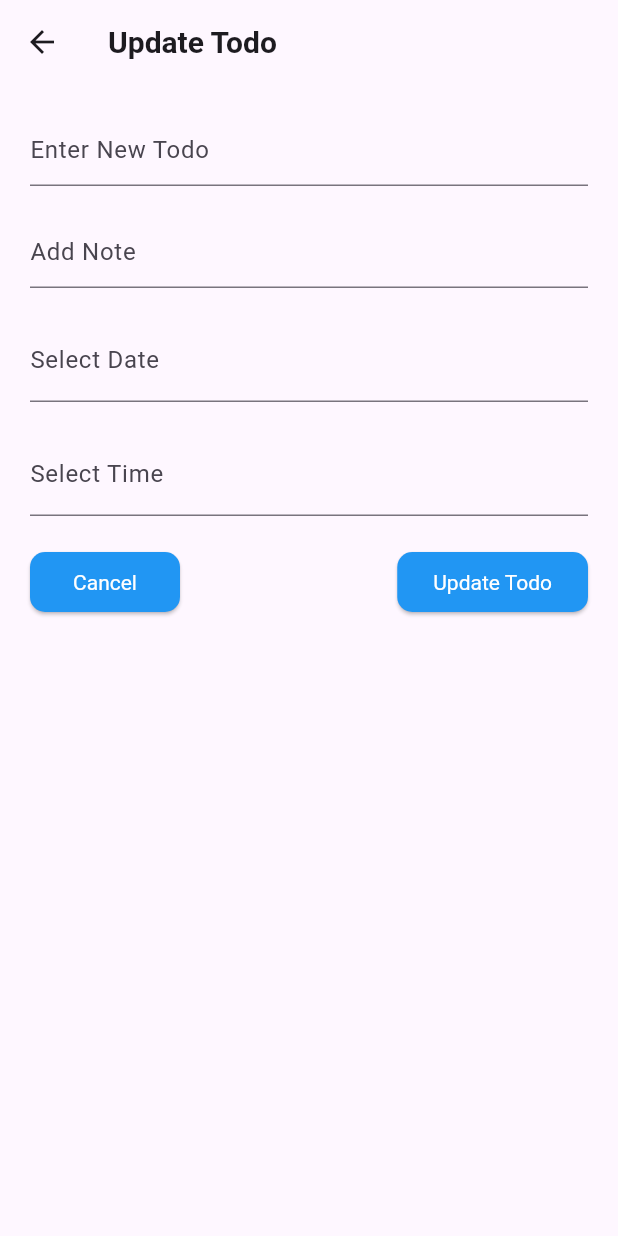
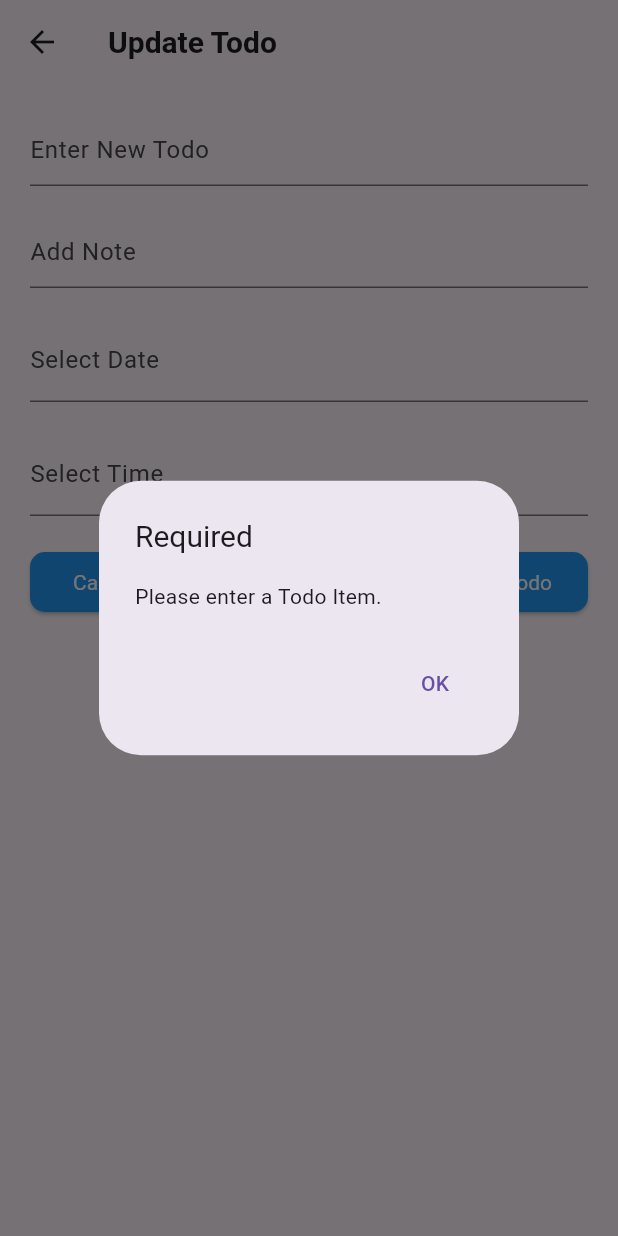
Before and after one commit to KosalaGunarathna/TodoApp-Flutter, a Flutter app: the UpdateTodoPage screen opened directly with empty values, after a tap on "Update Todo", on a phone screen of 412 x 824 dp. Run offline on Flutter 3.47's test engine with Material 3 defaults, Android fonts, the phone set to English and light mode, and no system bars; drawn by our look-alikes of date_field; missing offline and left inert: custom_check_box.

Commit message:
add popup massage to update page

```diff
--- a/lib/screens/updateTodoPage.dart
+++ b/lib/screens/updateTodoPage.dart
@@ -182,6 +182,26 @@ class _UpdateTodoPageState extends State<UpdateTodoPage> {
                     ),
                   ),
                   onPressed: () {
+                      if (_controller.text.isEmpty) {
+                  showDialog(
+                    context: context,
+                    builder: (BuildContext context) {
+                      return AlertDialog(
+                        title: const Text("Required",style: TextStyle(fontSize: 20)  ),
+                        content: const Text("Please enter a Todo Item."),
+                        actions: [
+                          TextButton(
+                            child: const Text("OK"),
+                            onPressed: () {
+                              Navigator.of(context).pop();
+                            },
+                          ),
+                        ],
+                      );
+                    },
+                  );
+                }
+
                     if (_controller.text.isNotEmpty) {
                       print("date : $_date");
                       print("Time : $_time");
```
